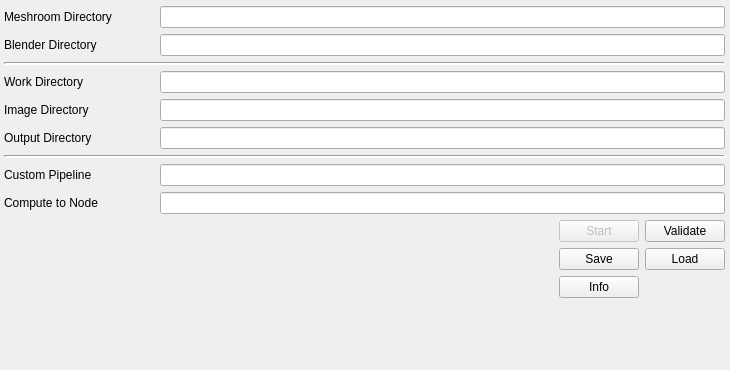
Qt form mbp.ui (Kidney-02/Meshroom_Batch_Processor) before a commit.
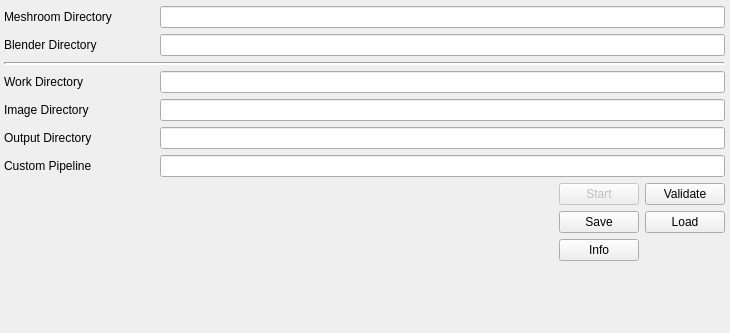
The same form after that commit.

Commit message:
Can complete single loop
uid conflic error is thrown, but it still runs

What changed in the file:
```diff
--- a/mbp.ui
+++ b/mbp.ui
@@ -10,7 +10,7 @@
     <x>0</x>
     <y>0</y>
     <width>730</width>
-    <height>370</height>
+    <height>333</height>
    </rect>
   </property>
   <property name="sizePolicy">
@@ -47,10 +47,10 @@
       <x>0</x>
       <y>0</y>
       <width>731</width>
-      <height>371</height>
+      <height>331</height>
      </rect>
     </property>
-    <layout class="QVBoxLayout" name="verticalLayout" stretch="0,0,0,0,0,0,0,0,0,0">
+    <layout class="QVBoxLayout" name="verticalLayout" stretch="0,0,0,0,0,0,0,0">
      <property name="spacing">
       <number>6</number>
      </property>
@@ -319,16 +319,6 @@
        </item>
       </layout>
      </item>
-     <item>
-      <widget class="Line" name="line_2">
-       <property name="lineWidth">
-        <number>2</number>
-       </property>
-       <property name="orientation">
-        <enum>Qt::Horizontal</enum>
-       </property>
-      </widget>
-     </item>
      <item>
       <layout class="QHBoxLayout" name="horizontalLayout_6" stretch="0,1">
        <item>
@@ -374,51 +364,6 @@
        </item>
       </layout>
      </item>
-     <item>
-      <layout class="QHBoxLayout" name="horizontalLayout_7" stretch="0,1">
-       <item>
-        <widget class="QLabel" name="label_13">
-         <property name="sizePolicy">
-          <sizepolicy hsizetype="MinimumExpanding" vsizetype="Preferred">
-           <horstretch>0</horstretch>
-           <verstretch>0</verstretch>
-          </sizepolicy>
-         </property>
-         <property name="minimumSize">
-          <size>
-           <width>150</width>
-           <height>0</height>
-          </size>
-         </property>
-         <property name="text">
-          <string>Compute to Node</string>
-         </property>
-        </widget>
-       </item>
-       <item>
-        <widget class="QLineEdit" name="line_to_node">
-         <property name="sizePolicy">
-          <sizepolicy hsizetype="Preferred" vsizetype="Preferred">
-           <horstretch>0</horstretch>
-           <verstretch>0</verstretch>
-          </sizepolicy>
-         </property>
-         <property name="minimumSize">
-          <size>
-           <width>560</width>
-           <height>0</height>
-          </size>
-         </property>
-         <property name="baseSize">
-          <size>
-           <width>560</width>
-           <height>0</height>
-          </size>
-         </property>
-        </widget>
-       </item>
-      </layout>
-     </item>
      <item>
       <layout class="QGridLayout" name="gridLayout">
        <property name="sizeConstraint">
```
The commit also changes 2 other files.
